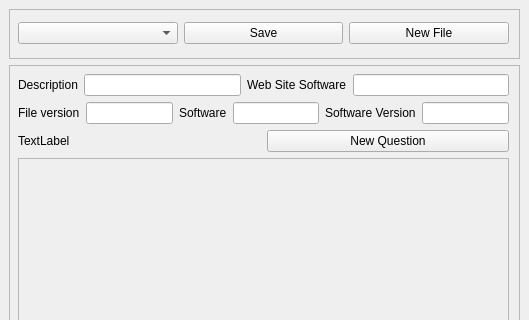
This is editor.ui in Mte90/LearnHotkeys as Qt 5 draws it before an edit; both pictures show x 0 to 529 and y 0 to 320 of the 529 by 485 pixel window. The edited form follows.
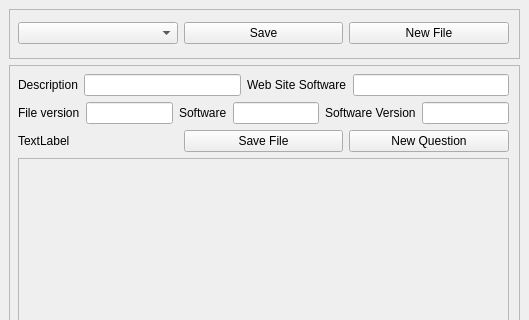
This is the edited form.

Commit message: missing save button

```diff
--- a/editor.ui
+++ b/editor.ui
@@ -192,6 +192,13 @@
             </property>
            </widget>
           </item>
+          <item>
+           <widget class="QPushButton" name="pushSaveHK">
+            <property name="text">
+             <string>Save File</string>
+            </property>
+           </widget>
+          </item>
           <item>
            <widget class="QPushButton" name="pushNewQuestion">
             <property name="text">
```
The commit also changes 2 other files.
